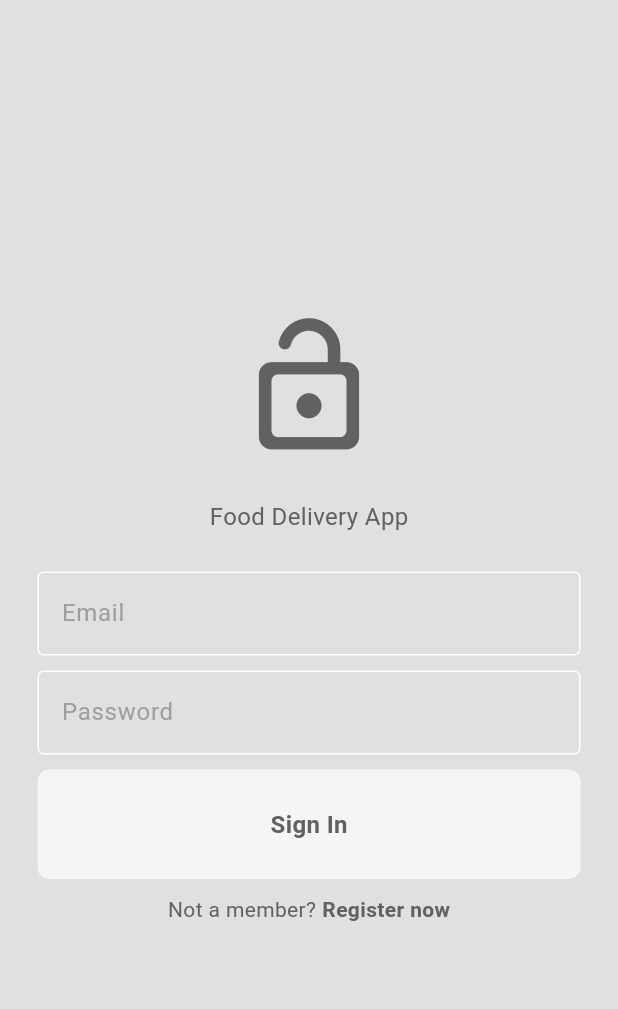
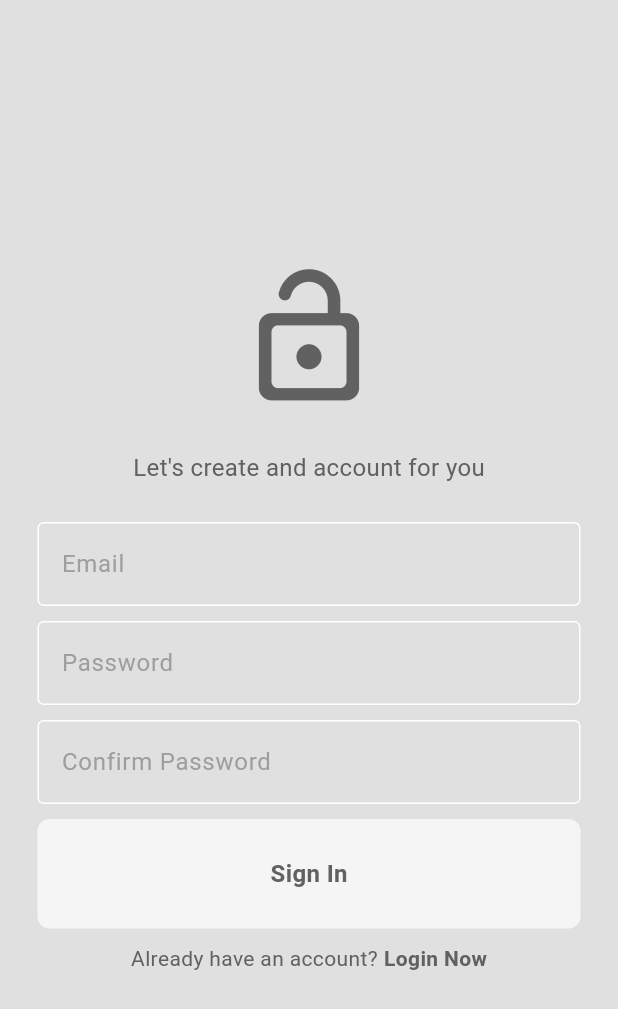
Before and after one commit to AndrewChacon/flutter-food-delivery, a Flutter app: the screen it shows after launch, after a tap on "Register now", on a phone screen of 412 x 824 dp. Shown: the top 1009 px of the screen. Run offline on Flutter 3.47's test engine with Material 3 defaults, Android fonts, the phone set to English and light mode, and no system bars.

Commit message:
created register, an authentication component that allows us to toggle between the login and register page, and allowing the sign in button to take us to the home page

```diff
--- /dev/null
+++ b/mobile/lib/auth/login_or_register.dart
@@ -0,0 +1,31 @@
+import 'package:flutter/material.dart';
+import 'package:mobile/pages/login_page.dart';
+import 'package:mobile/pages/register_page.dart';
+
+class LoginOrRegister extends StatefulWidget {
+  const LoginOrRegister({super.key});
+
+  @override
+  State<LoginOrRegister> createState() => _LoginOrRegisterState();
+}
+
+class _LoginOrRegisterState extends State<LoginOrRegister> {
+  // show login page from the start
+  bool showLoginPage = true;
+
+  // toggle between login and register pages
+  void togglePages() {
+    setState(() {
+      showLoginPage = !showLoginPage;
+    });
+  }
+
+  @override
+  Widget build(BuildContext context) {
+    if (showLoginPage) {
+      return LoginPage(onTap: togglePages);
+    } else {
+      return RegisterPage(onTap: togglePages);
+    }
+  }
+}
--- a/mobile/lib/main.dart
+++ b/mobile/lib/main.dart
@@ -1,7 +1,7 @@
 import 'package:flutter/material.dart';
+import 'package:mobile/auth/login_or_register.dart';
 import 'package:mobile/themes/theme_provider.dart';
 import 'package:provider/provider.dart';
-import 'pages/login_page.dart';
 
 void main() {
   runApp(ChangeNotifierProvider(
@@ -15,9 +15,7 @@ class MyApp extends StatelessWidget {
   Widget build(BuildContext context) {
     return MaterialApp(
       debugShowCheckedModeBanner: false,
-      home: LoginPage(
-        onTap: () {},
-      ),
+      home: const LoginOrRegister(),
       theme: Provider.of<ThemeProvider>(context).themeData,
     );
   }
--- /dev/null
+++ b/mobile/lib/pages/home_page.dart
@@ -0,0 +1,17 @@
+import 'package:flutter/material.dart';
+
+class HomePage extends StatefulWidget {
+  const HomePage({super.key});
+
+  @override
+  State<HomePage> createState() => _HomePageState();
+}
+
+class _HomePageState extends State<HomePage> {
+  @override
+  Widget build(BuildContext context) {
+    return Scaffold(
+      appBar: AppBar(title: Text("Home")),
+    );
+  }
+}
--- a/mobile/lib/pages/login_page.dart
+++ b/mobile/lib/pages/login_page.dart
@@ -1,6 +1,7 @@
 import 'package:flutter/material.dart';
 import 'package:mobile/components/my_button.dart';
 import 'package:mobile/components/my_textfield.dart';
+import 'package:mobile/pages/home_page.dart';
 
 class LoginPage extends StatefulWidget {
   final void Function()? onTap;
@@ -13,8 +14,17 @@ class LoginPage extends StatefulWidget {
 class _LoginPageState extends State<LoginPage> {
   // text editing controller
   final TextEditingController emailController = TextEditingController();
+  final TextEditingController passwordController = TextEditingController();
 
-  final TextEditingController passwordController = TextEditingController();
+  // login method
+  void login() {
+    // authentication stuff in the future should go here
+    // if logged in navigate to home page
+    Navigator.push(
+      context,
+      MaterialPageRoute(builder: (context) => const HomePage()),
+    );
+  }
 
   @override
   Widget build(BuildContext context) {
@@ -65,7 +75,7 @@ class _LoginPageState extends State<LoginPage> {
             // sign in button
             MyButton(
               text: 'Sign In',
-              onTap: () {},
+              onTap: login,
             ),
             const SizedBox(
               height: 10,
--- a/mobile/lib/pages/register_page.dart
+++ b/mobile/lib/pages/register_page.dart
@@ -0,0 +1,111 @@
+import 'package:flutter/material.dart';
+import 'package:mobile/components/my_button.dart';
+import 'package:mobile/components/my_textfield.dart';
+
+class RegisterPage extends StatefulWidget {
+  const RegisterPage({super.key, required this.onTap});
+  final void Function()? onTap;
+
+  @override
+  State<RegisterPage> createState() => _RegisterPageState();
+}
+
+class _RegisterPageState extends State<RegisterPage> {
+  final TextEditingController emailController = TextEditingController();
+  final TextEditingController passwordController = TextEditingController();
+  final TextEditingController confirmPasswordController =
+      TextEditingController();
+
+  @override
+  Widget build(BuildContext context) {
+    return Scaffold(
+      backgroundColor: Theme.of(context).colorScheme.surface,
+      body: Center(
+        child: Column(
+          mainAxisAlignment: MainAxisAlignment.center,
+          children: [
+            // logo
+            Icon(
+              Icons.lock_open_rounded,
+              size: 100,
+              color: Theme.of(context).colorScheme.inversePrimary,
+            ),
+            const SizedBox(
+              height: 25,
+            ),
+            // message, app slogan
+            Text(
+              "Let's create and account for you",
+              style: TextStyle(
+                  fontSize: 16,
+                  color: Theme.of(context).colorScheme.inversePrimary),
+            ),
+            const SizedBox(
+              height: 25,
+            ),
+
+            // email textfield
+            MyTextField(
+                controller: emailController,
+                hintText: "Email",
+                obscureText: false),
+            const SizedBox(
+              height: 10,
+            ),
+
+            // password textfield
+            MyTextField(
+                controller: passwordController,
+                hintText: "Password",
+                obscureText: true),
+
+            // sign in button
+            const SizedBox(
+              height: 10,
+            ),
+
+            // confirm password textfield
+            MyTextField(
+                controller: confirmPasswordController,
+                hintText: "Confirm Password",
+                obscureText: true),
+            const SizedBox(
+              height: 10,
+            ),
+            MyButton(
+              text: 'Sign In',
+              onTap: () {},
+            ),
+            const SizedBox(
+              height: 10,
+            ),
+
+            // already have an account
+            Row(
+              mainAxisAlignment: MainAxisAlignment.center,
+              children: [
+                Text(
+                  "Already have an account?",
+                  style: TextStyle(
+                      color: Theme.of(context).colorScheme.inversePrimary),
+                ),
+                const SizedBox(
+                  width: 4,
+                ),
+                GestureDetector(
+                  onTap: widget.onTap,
+                  child: Text(
+                    "Login Now",
+                    style: TextStyle(
+                        color: Theme.of(context).colorScheme.inversePrimary,
+                        fontWeight: FontWeight.bold),
+                  ),
+                ),
+              ],
+            )
+          ],
+        ),
+      ),
+    );
+  }
+}
```
